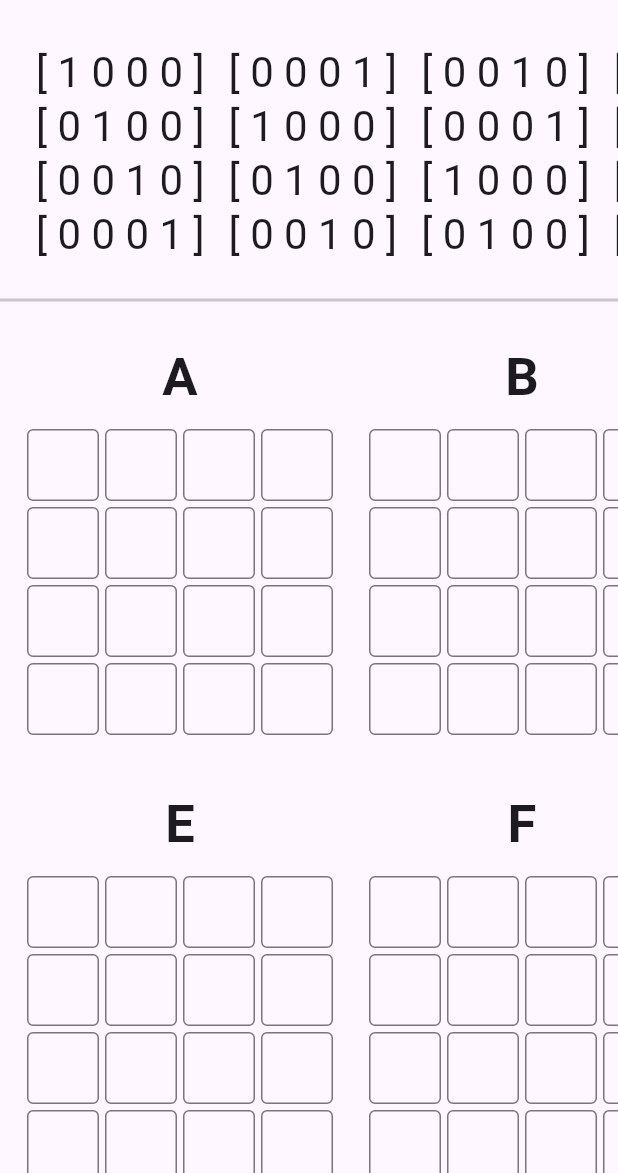
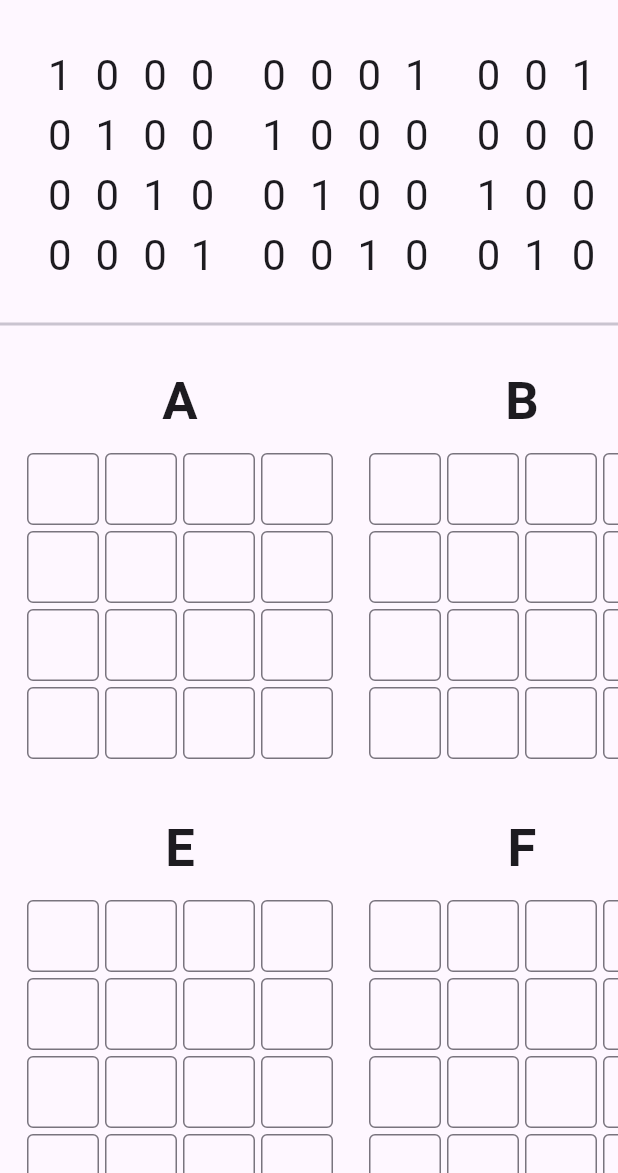
Before and after one commit to MiguelALopez1/MiguelsMatrixCalculator, a Flutter app: the screen it shows after launch, on a phone screen of 412 x 824 dp, the part 63-1236 px from its top. Run offline on Flutter 3.47's test engine with Material 3 defaults, Android fonts, the light colour scheme and no system bars.

Commit message:
BETA IS DONE

```diff
--- a/miguels_matrix_calculator/lib/main.dart
+++ b/miguels_matrix_calculator/lib/main.dart
@@ -60,13 +60,24 @@ class _MyHomePageState extends State<MyHomePage> {
     mainAxisSize: MainAxisSize.min,
     children: List.generate(4, (i) {
       vector.Vector4 row = matrix.getRow(i);
-        return Text(
-          '[ ${row.x.toInt()} ${row.y.toInt()} ${row.z.toInt()} ${row.w.toInt()} ]',
+      return Row(
+        mainAxisSize: MainAxisSize.min,
+        children: <Widget>[
+          for (int j = 0; j < 4; j++)
+            Padding(
+              padding: const EdgeInsets.symmetric(horizontal: 8.0, vertical: 2.0),
+              child: Text(
+                row[j].toInt().toString(),
                 style: Theme.of(context).textTheme.headlineMedium,
+              ),
+            ),
+        ],
       );
     }),
   );
 }
+
+
 
   // Function to create the matrix input fields
   Widget _buildMatrixInput(String matrixName) {
@@ -115,7 +126,7 @@ void saveInputMatrices() {
     String key = keys[i];
     var matrixStrings = userMatrices[key]!;
     var matrixNumbers = matrixStrings.map((row) =>
-      row.map((value) => double.tryParse(value) ?? 0.0).toList()  // Ensures 0.0 for empty fields
+      row.map((value) => double.tryParse(value) ?? 0.0).toList()
     ).toList();
 
     vector.Matrix4 newMatrix = vector.Matrix4(
@@ -131,9 +142,6 @@ void saveInputMatrices() {
   }
 }
 
-// vector.Matrix4 scalarMultiplyMatrix(double scalar, vector.Matrix4 matrix) {
-//   return matrix.scaled(scalar);
-// }
 
 
 // Helper method to perform scalar multiplication
@@ -156,7 +164,7 @@ vector.Matrix4 performOperation(vector.Matrix4 matrix1, vector.Matrix4 matrix2,
     case '-':
       return matrix1 - matrix2;
     default:
-      return vector.Matrix4.zero(); // Default to zero matrix for unsupported operations
+      return vector.Matrix4.zero();
   }
 }
 
@@ -182,7 +190,6 @@ void processComplexExpression(String expression, int resultIndex) {
 
       // Check and process scalar multiplication
       if (part.contains(RegExp(r'[0-9]'))) {
-    // Debug print to see what's extracted
     print("Part: $part");
 
     // Extracting scalar using regex that captures the numeric part
@@ -349,24 +356,23 @@ List<List<double>> convertMatrix4ToList(vector.Matrix4 matrix) {
               child: const Text('Submit Matrices'),
             ),
 
-            // Example for one of the text field/button pairs
+            //Matrix 1
             Padding(
               padding: EdgeInsets.all(20.0),
               child: Row(
                 children: [
                   Expanded(
                     child: TextField(
-                      controller: _controllers[0],  // Using the first controller for the first text field
+                      controller: _controllers[0],
                       decoration: InputDecoration(
                         border: OutlineInputBorder(),
-                        hintText: 'Enter an expression:',
+                        hintText: 'Enter an expression (seperate terms with a space) Example: 2A + B - 9C',
                       ),
                     ),
                   ),
                   SizedBox(width: 8.0),
                   ElevatedButton(
                     onPressed: () {
-                      // Use the text from the corresponding text field's controller
                       processComplexExpression(_controllers[0].text, 0);
                     },
                     child: Text('Submit'),
@@ -389,34 +395,36 @@ List<List<double>> convertMatrix4ToList(vector.Matrix4 matrix) {
                 )).toList(),
               ),
             ),
-
+            //Matrix 2
             Padding(
               padding: EdgeInsets.all(20.0),
               child: Row(
                 children: [
                   Expanded(
-                    // Use Expanded to ensure the text field takes up the remaining space
                     child: TextField(
+                      controller: _controllers[1],
                       decoration: InputDecoration(
                         border: OutlineInputBorder(),
-                        hintText: 'Enter an expression:',
+                        hintText: 'Enter an expression (seperate terms with a space) Example: 2A + B - 9C',
                       ),
                     ),
                   ),
-                  SizedBox(width: 8.0), // Add some spacing between the text field and the button
+                  SizedBox(width: 8.0),
                   ElevatedButton(
                     onPressed: () {
-                      // Your button tap logic here
+                      processComplexExpression(_controllers[1].text, 1);
                     },
                     child: Text('Submit'),
                   ),
                 ],
               ),
             ),
+
+            // Assuming this is for displayMatrix2
             Padding(
               padding: EdgeInsets.all(20.0),
               child: Column(
-                children: displayMatrix.map((row) => Row(
+                children: displayMatrix2.map((row) => Row(
                   mainAxisAlignment: MainAxisAlignment.center,
                   children: row.map((item) =>
                     Padding(
@@ -426,33 +434,36 @@ List<List<double>> convertMatrix4ToList(vector.Matrix4 matrix) {
                 )).toList(),
               ),
             ),
+            //Matrix 3
             Padding(
               padding: EdgeInsets.all(20.0),
               child: Row(
                 children: [
                   Expanded(
-                    // Use Expanded to ensure the text field takes up the remaining space
                     child: TextField(
+                      controller: _controllers[2],
                       decoration: InputDecoration(
                         border: OutlineInputBorder(),
-                        hintText: 'Enter an expression:',
+                        hintText: 'Enter an expression (seperate terms with a space) Example: 2A + B - 9C',
                       ),
                     ),
                   ),
-                  SizedBox(width: 8.0), // Add some spacing between the text field and the button
+                  SizedBox(width: 8.0),
                   ElevatedButton(
                     onPressed: () {
-                      // Your button tap logic here
+                      processComplexExpression(_controllers[2].text, 2);
                     },
                     child: Text('Submit'),
                   ),
                 ],
               ),
             ),
+
+            // Assuming this is for displayMatrix3
             Padding(
               padding: EdgeInsets.all(20.0),
               child: Column(
-                children: displayMatrix.map((row) => Row(
+                children: displayMatrix3.map((row) => Row(
                   mainAxisAlignment: MainAxisAlignment.center,
                   children: row.map((item) =>
                     Padding(
@@ -462,33 +473,36 @@ List<List<double>> convertMatrix4ToList(vector.Matrix4 matrix) {
                 )).toList(),
               ),
             ),
+            //Matrix 4
             Padding(
               padding: EdgeInsets.all(20.0),
               child: Row(
                 children: [
                   Expanded(
-                    // Use Expanded to ensure the text field takes up the remaining space
                     child: TextField(
+                      controller: _controllers[3],
                       decoration: InputDecoration(
                         border: OutlineInputBorder(),
-                        hintText: 'Enter an expression:',
+                        hintText: 'Enter an expression (seperate terms with a space) Example: 2A + B - 9C',
                       ),
                     ),
                   ),
-                  SizedBox(width: 8.0), // Add some spacing between the text field and the button
+                  SizedBox(width: 8.0),
                   ElevatedButton(
                     onPressed: () {
-                      // Your button tap logic here
+                      processComplexExpression(_controllers[3].text, 3);
                     },
                     child: Text('Submit'),
                   ),
                 ],
               ),
             ),
+
+            // Assuming this is for displayMatrix4
             Padding(
               padding: EdgeInsets.all(20.0),
               child: Column(
-                children: displayMatrix.map((row) => Row(
+                children: displayMatrix4.map((row) => Row(
                   mainAxisAlignment: MainAxisAlignment.center,
                   children: row.map((item) =>
                     Padding(
```
Lines whose indentation alone changed are shown as unchanged.
